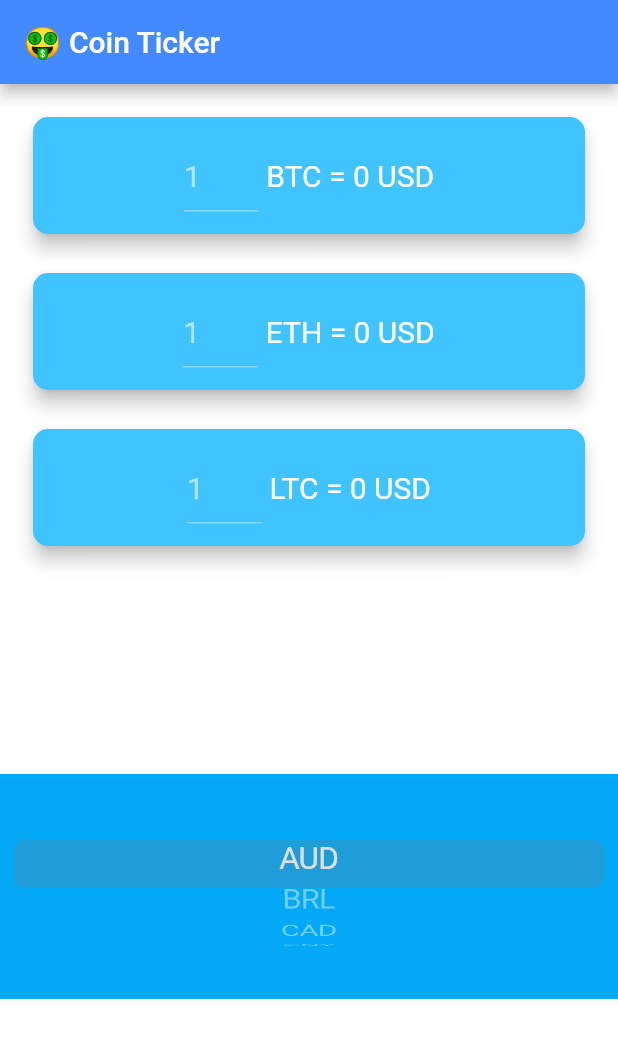
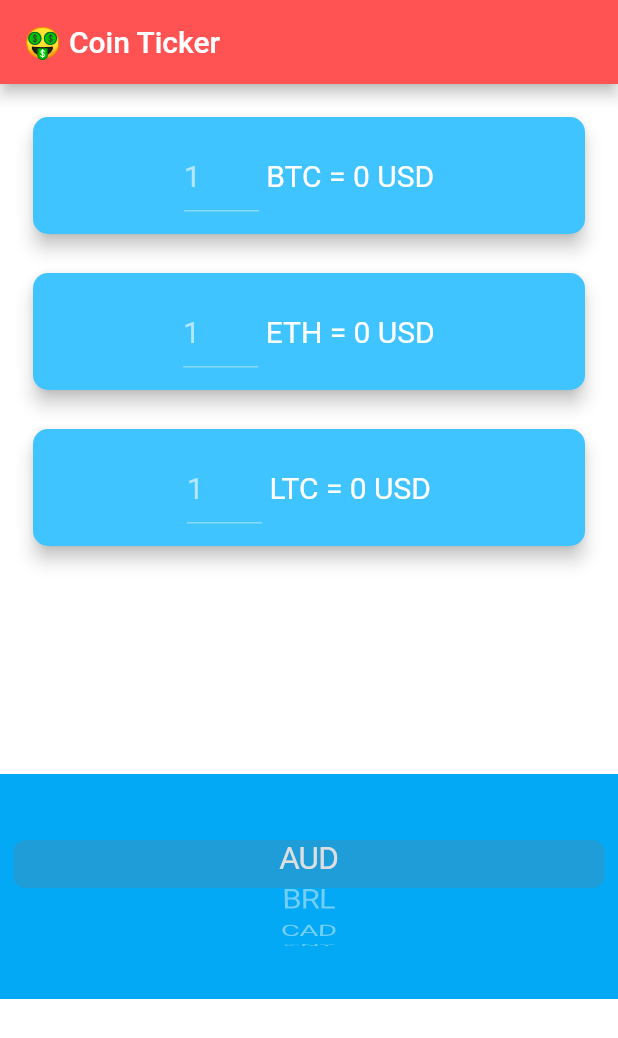
Before and after one commit to jindaldhruva/cryto_app_flutter, a Flutter app: the screen it shows after launch, on a phone screen of 412 x 824 dp. Shown: the top 1038 px of the screen. Run offline on Flutter 3.47's test engine with Material 2 defaults, Android fonts, the light colour scheme and no system bars; network calls fail.

Commit message:
color changed to red

```diff
--- a/lib/main.dart
+++ b/lib/main.dart
@@ -7,8 +7,9 @@ class MyApp extends StatelessWidget {
   @override
   Widget build(BuildContext context) {
     return MaterialApp(
+      //new comment
       theme: ThemeData.dark().copyWith(
-          primaryColor: Colors.blueAccent,
+          primaryColor: Colors.redAccent,//change to blue
           scaffoldBackgroundColor: Colors.white),
       home: PriceScreen(),
     );
```
Also changed, not shown: 4 other files.
